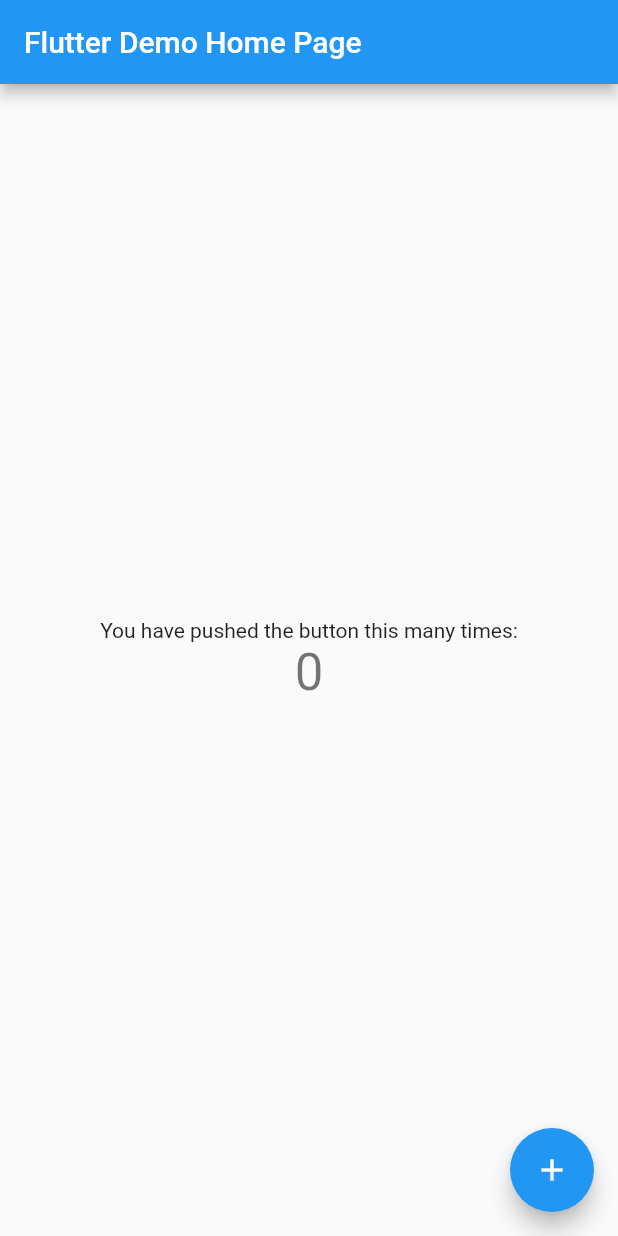
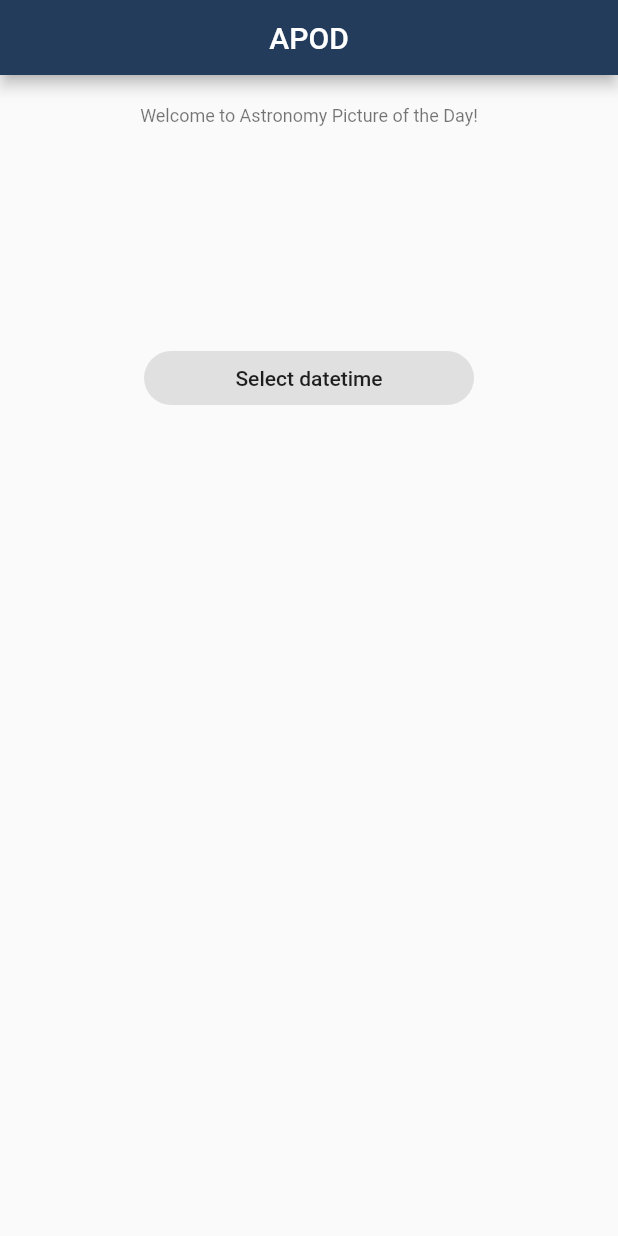
Before and after one commit to GustavoNeri02/nasa_app_clean_architeture_and_tdd, a Flutter app: the screen it shows after launch, on a phone screen of 412 x 824 dp. Run offline on Flutter 3.47's test engine with Material 2 defaults, Android fonts, the phone set to English and light mode, and no system bars; our stand-ins replace dartz, equatable, flutter_modular, flutter_triple, shimmer.

Commit message:
✨ presenter layer finished and app completed

```diff
--- /dev/null
+++ b/lib/app_widget.dart
@@ -0,0 +1,14 @@
+import 'package:flutter/material.dart';
+import 'package:flutter_modular/flutter_modular.dart';
+
+class AppWidget extends StatelessWidget {
+  const AppWidget({Key? key}) : super(key: key);
+
+  @override
+  Widget build(BuildContext context) {
+    return const MaterialApp(
+      initialRoute: "/",
+      // ignore: deprecated_member_use
+    ).modular();
+  }
+}
--- a/lib/core/erros/failures.dart
+++ b/lib/core/erros/failures.dart
@@ -7,3 +7,9 @@
   @override
   List<Object?> get props => [];
 }
+
+//extensão da abstração
+class NullParamFailure extends Failure {
+  @override
+  List<Object?> get props => [];
+}
--- a/lib/features/domain/usecases/get_space_media_from_date_usecase.dart
+++ b/lib/features/domain/usecases/get_space_media_from_date_usecase.dart
@@ -13,7 +13,9 @@
   GetSpaceMediaFromDateUsecase(this.repository);
 
   @override
-  Future<Either<Failure, SpaceMediaEntity>> call(DateTime date) async {
-    return await repository.getSpaceMediaFromDate(date);
+  Future<Either<Failure, SpaceMediaEntity>> call(DateTime? date) async {
+    return date != null
+        ? await repository.getSpaceMediaFromDate(date)
+        : Left(NullParamFailure());
   }
 }
--- a/lib/features/presenter/controllers/home_controller.dart
+++ b/lib/features/presenter/controllers/home_controller.dart
@@ -11,15 +11,13 @@
       : super(const SpaceMediaEntity(
             description: "", mediaType: "", title: "", mediaUrl: ""));
 
-  getSpaceMediaFromDate(DateTime tDate) async {
-    /*
+  getSpaceMediaFromDate(DateTime? tDate) async {
     setLoading(true);
     final result = await usecase(tDate);
     result.fold((error) => setError(error), (success) => update(success));
     setLoading(false);
-    */
 
-    executeEither(() =>
-        usecase(tDate) as Future<EitherAdapter<Failure, SpaceMediaEntity>>);
+    //executeEither(() =>
+    //    usecase(tDate) as Future<EitherAdapter<Failure, SpaceMediaEntity>>);
   }
 }
--- /dev/null
+++ b/lib/features/presenter/pages/home_page.dart
@@ -0,0 +1,59 @@
+import 'package:flutter/material.dart';
+import 'package:flutter_modular/flutter_modular.dart';
+
+import '../widgets/custom_app_bar.dart';
+import '../widgets/round_button.dart';
+
+class HomePage extends StatefulWidget {
+  const HomePage({Key? key}) : super(key: key);
+
+  @override
+  _HomePageState createState() => _HomePageState();
+}
+
+class _HomePageState extends State<HomePage> {
+  @override
+  Widget build(BuildContext context) {
+    return Scaffold(
+      appBar: CustomAppBar(title: 'APOD'),
+      body: SafeArea(
+        child: Padding(
+          padding: const EdgeInsets.all(20),
+          child: Center(
+            child: Column(
+              children: [
+                Text(
+                  "Welcome to Astronomy Picture of the Day!",
+                  textAlign: TextAlign.center,
+                  style: Theme.of(context).textTheme.caption,
+                ),
+                const SizedBox(
+                  height: 150,
+                ),
+                RoundButton(
+                  label: "Select datetime",
+                  onTap: () async {
+                    var datePicked = await showDatePicker(
+                      helpText: "Select a datetime",
+                      context: context,
+                      initialDate: DateTime.now(),
+                      firstDate: DateTime(1995, 06, 16),
+                      lastDate: DateTime.now(),
+                    ).then((value) => {
+                          if (value != null)
+                            {
+                              Modular.to.pushNamed("/picture",
+                                  arguments: {'dateSelected': value})
+                            }
+                        });
+                  },
+                ),
+                const SizedBox(height: 20),
+              ],
+            ),
+          ),
+        ),
+      ),
+    );
+  }
+}
--- /dev/null
+++ b/lib/features/presenter/widgets/custom_app_bar.dart
@@ -0,0 +1,20 @@
+import 'package:flutter/material.dart';
+
+class CustomAppBar extends StatelessWidget with PreferredSizeWidget {
+  @override
+  final Size preferredSize;
+
+  final String title;
+
+  CustomAppBar({Key? key, required this.title})
+      : preferredSize = const Size.fromHeight(50),
+        super(key: key);
+
+  @override
+  Widget build(BuildContext context) {
+    return AppBar(
+        centerTitle: true,
+        title: Text(title),
+        backgroundColor: const Color(0xFF233C5C));
+  }
+}
--- /dev/null
+++ b/lib/features/presenter/widgets/round_button.dart
@@ -0,0 +1,28 @@
+import 'package:flutter/material.dart';
+
+class RoundButton extends StatelessWidget {
+  final String label;
+  final Function onTap;
+  const RoundButton({Key? key, required this.label, required this.onTap})
+      : super(key: key);
+
+  @override
+  Widget build(BuildContext context) {
+    return GestureDetector(
+      child: Container(
+        width: 220,
+        padding: const EdgeInsets.symmetric(vertical: 10, horizontal: 30),
+        decoration: BoxDecoration(
+          borderRadius: BorderRadius.circular(18),
+          color: Theme.of(context).buttonColor,
+        ),
+        child: Text(
+          label,
+          textAlign: TextAlign.center,
+          style: Theme.of(context).textTheme.button,
+        ),
+      ),
+      onTap: onTap as Function(),
+    );
+  }
+}
--- a/lib/main.dart
+++ b/lib/main.dart
@@ -1,115 +1,9 @@
 import 'package:flutter/material.dart';
+import 'package:flutter_modular/flutter_modular.dart';
+import 'package:nasa_app_clean_architeture_and_tdd/app_widget.dart';
+
+import 'app_modular.dart';
 
 void main() {
-  runApp(const MyApp());
+  runApp(ModularApp(module: AppModule(), child: const AppWidget()));
 }
-
-class MyApp extends StatelessWidget {
-  const MyApp({Key? key}) : super(key: key);
-
-  // This widget is the root of your application.
-  @override
-  Widget build(BuildContext context) {
-    return MaterialApp(
-      title: 'Flutter Demo',
-      theme: ThemeData(
-        // This is the theme of your application.
-        //
-        // Try running your application with "flutter run". You'll see the
-        // application has a blue toolbar. Then, without quitting the app, try
-        // changing the primarySwatch below to Colors.green and then invoke
-        // "hot reload" (press "r" in the console where you ran "flutter run",
-        // or simply save your changes to "hot reload" in a Flutter IDE).
-        // Notice that the counter didn't reset back to zero; the application
-        // is not restarted.
-        primarySwatch: Colors.blue,
-      ),
-      home: const MyHomePage(title: 'Flutter Demo Home Page'),
-    );
-  }
-}
-
-class MyHomePage extends StatefulWidget {
-  const MyHomePage({Key? key, required this.title}) : super(key: key);
-
-  // This widget is the home page of your application. It is stateful, meaning
-  // that it has a State object (defined below) that contains fields that affect
-  // how it looks.
-
-  // This class is the configuration for the state. It holds the values (in this
-  // case the title) provided by the parent (in this case the App widget) and
-  // used by the build method of the State. Fields in a Widget subclass are
-  // always marked "final".
-
-  final String title;
-
-  @override
-  State<MyHomePage> createState() => _MyHomePageState();
-}
-
-class _MyHomePageState extends State<MyHomePage> {
-  int _counter = 0;
-
-  void _incrementCounter() {
-    setState(() {
-      // This call to setState tells the Flutter framework that something has
-      // changed in this State, which causes it to rerun the build method below
-      // so that the display can reflect the updated values. If we changed
-      // _counter without calling setState(), then the build method would not be
-      // called again, and so nothing would appear to happen.
-      _counter++;
-    });
-  }
-
-  @override
-  Widget build(BuildContext context) {
-    // This method is rerun every time setState is called, for instance as done
-    // by the _incrementCounter method above.
-    //
-    // The Flutter framework has been optimized to make rerunning build methods
-    // fast, so that you can just rebuild anything that needs updating rather
-    // than having to individually change instances of widgets.
-    return Scaffold(
-      appBar: AppBar(
-        // Here we take the value from the MyHomePage object that was created by
-        // the App.build method, and use it to set our appbar title.
-        title: Text(widget.title),
-      ),
-      body: Center(
-        // Center is a layout widget. It takes a single child and positions it
-        // in the middle of the parent.
-        child: Column(
-          // Column is also a layout widget. It takes a list of children and
-          // arranges them vertically. By default, it sizes itself to fit its
-          // children horizontally, and tries to be as tall as its parent.
-          //
-          // Invoke "debug painting" (press "p" in the console, choose the
-          // "Toggle Debug Paint" action from the Flutter Inspector in Android
-          // Studio, or the "Toggle Debug Paint" command in Visual Studio Code)
-          // to see the wireframe for each widget.
-          //
-          // Column has various properties to control how it sizes itself and
-          // how it positions its children. Here we use mainAxisAlignment to
-          // center the children vertically; the main axis here is the vertical
-          // axis because Columns are vertical (the cross axis would be
-          // horizontal).
-          mainAxisAlignment: MainAxisAlignment.center,
-          children: <Widget>[
-            const Text(
-              'You have pushed the button this many times:',
-            ),
-            Text(
-              '$_counter',
-              style: Theme.of(context).textTheme.headline4,
-            ),
-          ],
-        ),
-      ),
-      floatingActionButton: FloatingActionButton(
-        onPressed: _incrementCounter,
-        tooltip: 'Increment',
-        child: const Icon(Icons.add),
-      ), // This trailing comma makes auto-formatting nicer for build methods.
-    );
-  }
-}
--- a/pubspec.yaml
+++ b/pubspec.yaml
@@ -39,6 +39,7 @@
   http: ^0.13.4
   dartz: ^0.10.1
   flutter_triple: ^1.2.7+2
+  shimmer: ^2.0.0
 
 dev_dependencies:
   flutter_test:
```
Also changed, not shown: lib/app_modular.dart (added, +29 -0 lines), lib/features/presenter/pages/picture_page.dart (added, +112 -0 lines), lib/features/presenter/widgets/custom_shimmer.dart (added, +17 -0 lines), lib/features/presenter/widgets/description_bottom_sheet.dart (added, +37 -0 lines), lib/features/presenter/widgets/image_network_with_loader.dart (added, +28 -0 lines), pubspec.lock, 2 other files.
